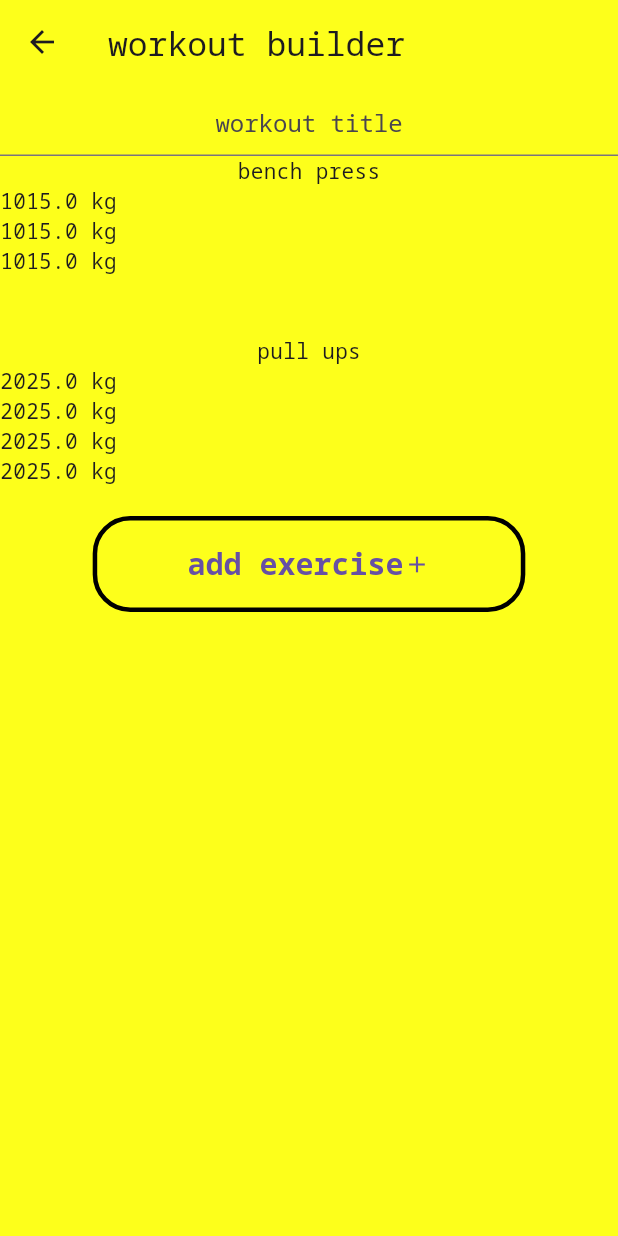
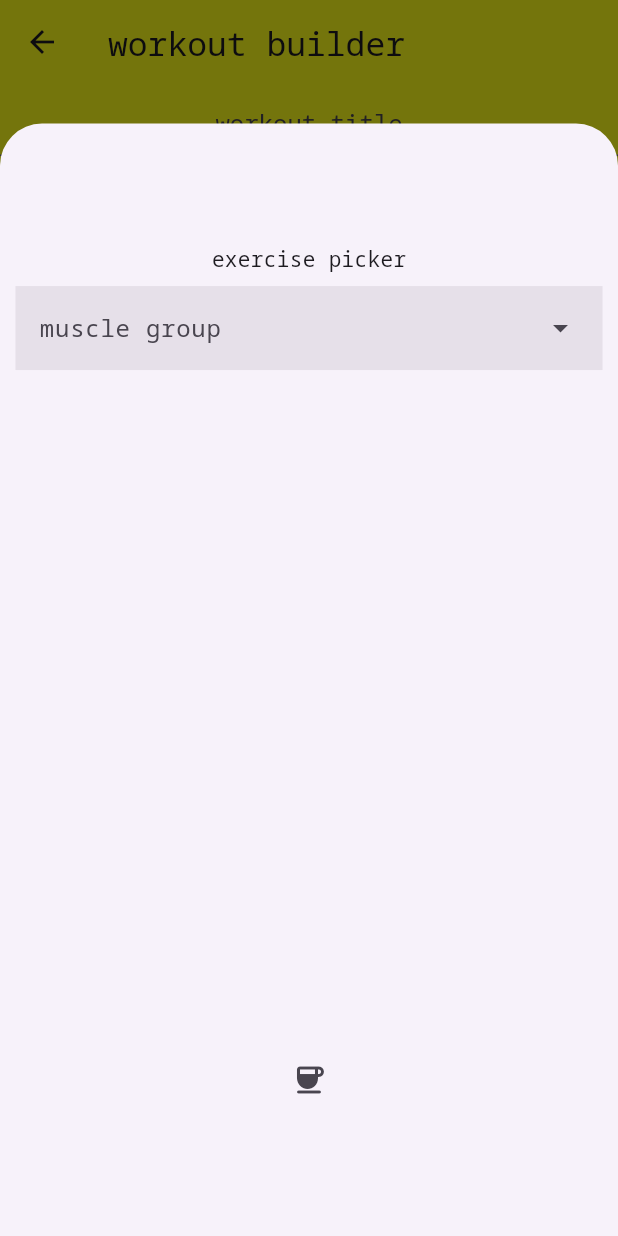
Before and after one commit to ettoma/gym_bro, a Flutter app: the WorkoutBuilder screen opened directly, after a tap on "add exercise", on a phone screen of 412 x 824 dp. Run offline on Flutter 3.47's test engine with Material 3 defaults, Android fonts, the phone set to English and light mode, and no system bars; our stand-ins replace google_fonts.

Commit message:
exercise picker with state provider

```diff
--- /dev/null
+++ b/lib/global/exercise_picker_provider.dart
@@ -0,0 +1,12 @@
+import 'package:flutter/material.dart';
+
+class ExercisePickerProvider extends ChangeNotifier {
+  Map<String, dynamic> exercise = {};
+
+  void setExercise(exercise) {
+    print(exercise);
+    notifyListeners();
+  }
+
+  get getExercise => exercise;
+}
--- a/lib/global/text.dart
+++ b/lib/global/text.dart
@@ -14,7 +14,70 @@ class PageNames {
   ];
 }
 
+class HelperText {
+  static const String workoutTitle = 'workout title';
+  static const String addExercise = 'add exercise';
+}
+
 class ExerciseNames {
   static const String benchPress = 'bench press';
   static const String pullUps = 'pull ups';
 }
+
+class Titles {
+  static const String exercisePickerTitle = 'exercise picker';
+}
+
+class DropdownTitles {
+  static const String muscleGroup = 'muscle group';
+  static const String exercise = 'exercise';
+  static const String reps = 'reps';
+  static const String weight = 'weight';
+  static const String sets = 'sets';
+}
+
+class ChestExercises {
+  static const String benchPress = 'bench press';
+  static const String inclineBenchPress = 'incline bench press';
+  static const String declineBenchPress = 'decline bench press';
+
+  static const List<String> exercises = [
+    benchPress,
+    inclineBenchPress,
+    declineBenchPress
+  ];
+}
+
+class BackExercises {
+  static const String pullUps = 'pull ups';
+  static const String rows = 'rows';
+  static const String latPullDowns = 'lat pull downs';
+  static const String deadlifts = 'deadlifts';
+  static const String pullDowns = 'pull downs';
+
+  static const List<String> exercises = [
+    pullUps,
+    rows,
+    latPullDowns,
+    deadlifts,
+    pullDowns
+  ];
+}
+
+class MuscleGroups {
+  static const String chest = 'chest';
+  static const String back = 'back';
+  static const String legs = 'legs';
+  static const String shoulders = 'shoulders';
+  static const String arms = 'arms';
+  static const String core = 'core';
+
+  static const List<String> muscleGroups = [
+    chest,
+    back,
+    legs,
+    shoulders,
+    arms,
+    core
+  ];
+}
--- a/lib/views/workout_builder.dart
+++ b/lib/views/workout_builder.dart
@@ -1,5 +1,6 @@
 import 'package:flutter/material.dart';
 import 'package:gym_bro/widgets/app_bar.dart';
+import 'package:gym_bro/widgets/exercise_picker.dart';
 import 'package:gym_bro/widgets/exercise_tile.dart';
 
 import '../global/text.dart';
@@ -39,7 +40,8 @@ class _WorkoutBuilderState extends State<WorkoutBuilder> {
                 .copyWith(fontSize: 20),
             textAlign: TextAlign.center,
             decoration: const InputDecoration(
-                hintText: 'workout title', hintStyle: TextStyle(fontSize: 16)),
+                hintText: HelperText.workoutTitle,
+                hintStyle: TextStyle(fontSize: 16)),
             controller: workoutTitleController,
           ),
           Column(
@@ -57,13 +59,20 @@ class _WorkoutBuilderState extends State<WorkoutBuilder> {
                     mainAxisAlignment: MainAxisAlignment.center,
                     crossAxisAlignment: CrossAxisAlignment.center,
                     children: [
-                  Text('add exercise'),
+                      Text(HelperText.addExercise),
                       Icon(Icons.add),
                     ],
                   ),
-              onPressed: () {},
-            ),
-          )
+                  onPressed: () {
+                    showModalBottomSheet(
+                        isScrollControlled: true,
+                        context: (context),
+                        builder: (context) {
+                          return SizedBox(
+                              height: MediaQuery.of(context).size.height * 0.9,
+                              child: ExercisePicker());
+                        });
+                  }))
         ],
       ),
     );
--- /dev/null
+++ b/lib/widgets/exercise_picker.dart
@@ -0,0 +1,207 @@
+import 'package:flutter/material.dart';
+import 'package:gym_bro/global/exercise_picker_provider.dart';
+import 'package:provider/provider.dart';
+
+import '../global/text.dart';
+
+class ExercisePicker extends StatefulWidget {
+  const ExercisePicker({super.key});
+
+  @override
+  State<ExercisePicker> createState() => _ExercisePickerState();
+}
+
+class _ExercisePickerState extends State<ExercisePicker> {
+  TextEditingController muscleGroupController = TextEditingController();
+  TextEditingController exerciseController = TextEditingController();
+  List<TextEditingController> repsControllers = [TextEditingController()];
+  List<TextEditingController> weightControllers = [TextEditingController()];
+
+  int setsCount = 1;
+
+  @override
+  Widget build(BuildContext context) {
+    List<String> muscleGroups = MuscleGroups.muscleGroups;
+
+    List<DropdownMenuEntry<String>> getExercisesForMuscleGroup() {
+      List<String> chestExercises = ChestExercises.exercises;
+      List<String> backExercises = BackExercises.exercises;
+
+      String muscleGroup = muscleGroupController.text;
+
+      switch (muscleGroup) {
+        case 'chest':
+          return chestExercises.map<DropdownMenuEntry<String>>((String value) {
+            return DropdownMenuEntry(
+              label: value,
+              value: value,
+            );
+          }).toList();
+
+        case 'back':
+          return backExercises.map<DropdownMenuEntry<String>>((String value) {
+            return DropdownMenuEntry(
+              label: value,
+              value: value,
+            );
+          }).toList();
+        default:
+          return [];
+      }
+    }
+
+    muscleGroupController.addListener(() {
+      getExercisesForMuscleGroup();
+    });
+
+    return Column(
+        crossAxisAlignment: CrossAxisAlignment.center,
+        mainAxisAlignment: MainAxisAlignment.center,
+        children: [
+          const Text(Titles.exercisePickerTitle),
+          Padding(
+            padding: const EdgeInsets.all(8.0),
+            child: DropdownMenu(
+                controller: muscleGroupController,
+                inputDecorationTheme: const InputDecorationTheme(
+                  border: InputBorder.none,
+                  filled: true,
+                ),
+                menuStyle: MenuStyle(
+                    padding: MaterialStateProperty.all<EdgeInsets>(
+                        const EdgeInsets.symmetric(
+                            horizontal: 10, vertical: 20))),
+                label: const Text(DropdownTitles.muscleGroup),
+                onSelected: (value) {
+                  setState(() {
+                    exerciseController.clear();
+                    repsControllers[0].clear();
+                    weightControllers[0].clear();
+                    muscleGroupController.text = value.toString();
+                  });
+                },
+                width: MediaQuery.of(context).size.width * 0.95,
+                dropdownMenuEntries:
+                    muscleGroups.map<DropdownMenuEntry<String>>((String value) {
+                  return DropdownMenuEntry(
+                    label: value,
+                    value: value,
+                  );
+                }).toList()),
+          ),
+          Opacity(
+            opacity: muscleGroupController.text == '' ? 0 : 1,
+            child: Container(
+              height: 25,
+              width: 1,
+              decoration: BoxDecoration(
+                  border: Border.all(
+                      strokeAlign: BorderSide.strokeAlignCenter,
+                      color: MediaQuery.of(context).platformBrightness ==
+                              Brightness.dark
+                          ? Colors.white
+                          : Colors.black,
+                      width: 2)),
+            ),
+          ),
+          Opacity(
+            opacity: muscleGroupController.text == '' ? 0 : 1,
+            child: Padding(
+              padding: const EdgeInsets.all(8.0),
+              child: muscleGroupController.text == ''
+                  ? null
+                  : DropdownMenu(
+                      controller: exerciseController,
+                      inputDecorationTheme: const InputDecorationTheme(
+                        border: InputBorder.none,
+                        filled: true,
+                      ),
+                      menuStyle: MenuStyle(
+                          padding: MaterialStateProperty.all<EdgeInsets>(
+                              const EdgeInsets.symmetric(
+                                  horizontal: 10, vertical: 20))),
+                      label: const Text(DropdownTitles.exercise),
+                      onSelected: (value) {
+                        setState(() {
+                          weightControllers[0].clear();
+                          repsControllers[0].clear();
+                          exerciseController.text = value.toString();
+                        });
+                      },
+                      width: MediaQuery.of(context).size.width * 0.95,
+                      dropdownMenuEntries: getExercisesForMuscleGroup()),
+            ),
+          ),
+          Opacity(
+              opacity: exerciseController.text == '' ? 0 : 1,
+              child: SizedBox(
+                height: 400,
+                child: ListView.builder(
+                  itemCount: setsCount,
+                  itemBuilder: (context, index) {
+                    return Row(
+                        mainAxisAlignment: MainAxisAlignment.center,
+                        children: [
+                          Container(
+                            padding: const EdgeInsets.symmetric(
+                                horizontal: 10, vertical: 5),
+                            width: 100,
+                            child: TextField(
+                              maxLines: 1,
+                              maxLength: 3,
+                              enableSuggestions: false,
+                              controller: repsControllers[index],
+                              keyboardType: TextInputType.number,
+                              decoration: const InputDecoration(
+                                counterText: '',
+                                helperText: DropdownTitles.reps,
+                                suffixIcon: Icon(Icons.onetwothree_rounded),
+                              ),
+                            ),
+                          ),
+                          Container(
+                            padding: const EdgeInsets.symmetric(
+                                horizontal: 10, vertical: 5),
+                            width: 100,
+                            child: TextField(
+                              maxLines: 1,
+                              maxLength: 3,
+                              enableSuggestions: false,
+                              controller: weightControllers[index],
+                              keyboardType: TextInputType.number,
+                              decoration: const InputDecoration(
+                                counterText: '',
+                                helperText: DropdownTitles.weight,
+                                suffixIcon: Icon(Icons.onetwothree_rounded),
+                              ),
+                            ),
+                          ),
+                          IconButton(
+                              onPressed: () {
+                                setState(() {
+                                  repsControllers.add(TextEditingController());
+                                  weightControllers
+                                      .add(TextEditingController());
+                                  setsCount++;
+                                });
+                              },
+                              icon: const Icon(Icons.add))
+                        ]);
+                  },
+                ),
+              )),
+          IconButton(
+            icon: const Icon(Icons.coffee_rounded),
+            onPressed: () {
+              Provider.of(context)<ExercisePickerProvider>().setExercise({
+                'muscleGroup': muscleGroupController.text,
+                'exercise': exerciseController.text,
+                'reps': repsControllers,
+                'weight': weightControllers
+              });
+              Navigator.pop(context);
+            },
+          )
+        ]);
+  }
+}
```
Lines whose indentation alone changed are shown as unchanged.
